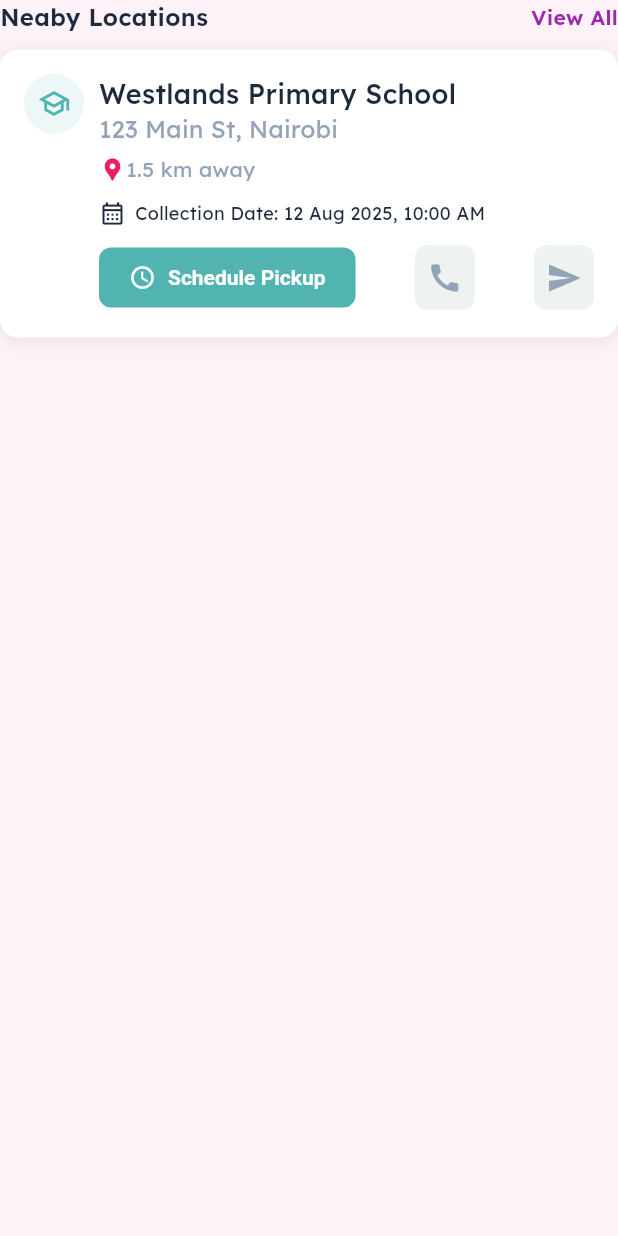
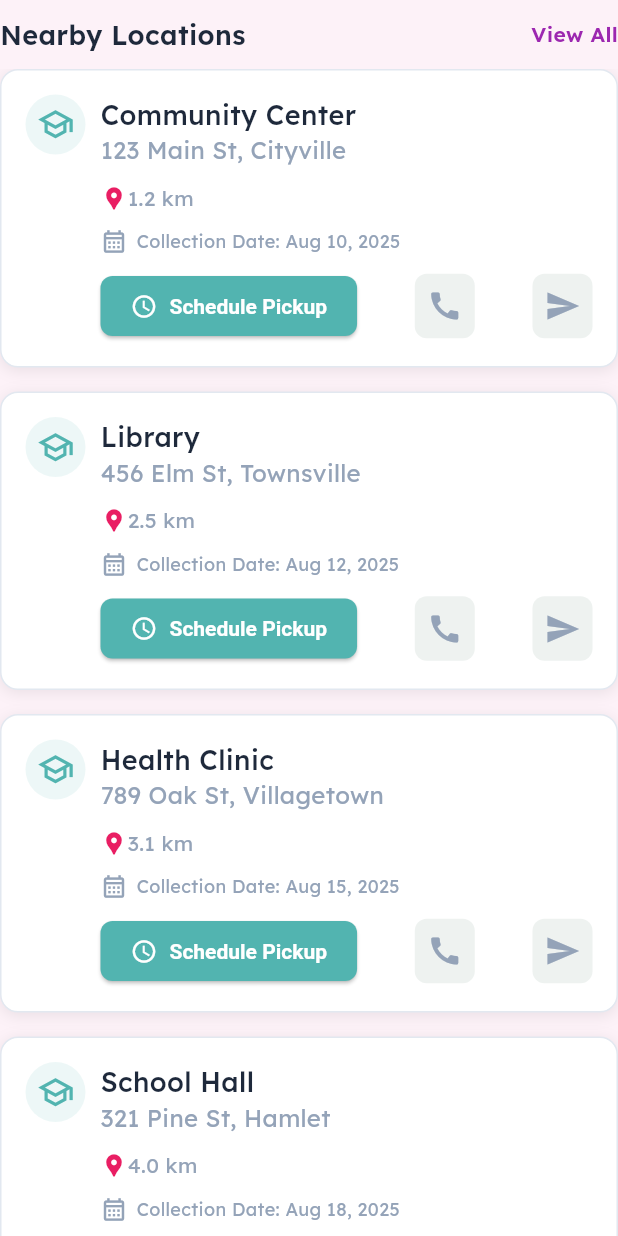
Before and after one commit to juliamwangi123/flo_rewite, a Flutter app: the NerbyDropOffPoints widget shown alone on an empty page, opened directly, on a phone screen of 412 x 824 dp. Run offline on Flutter 3.47's test engine with Material 3 defaults, Android fonts, the phone set to English and light mode, and no system bars; our stand-ins replace bloc, dartz, equatable, firebase_auth, firebase_core, flutter_bloc and 6 more; accounts and stored records are empty.

Commit message:
style: add nerby drop off with hardcoded data

```diff
--- a/lib/features/collection_points/presentation/pages/collection_points.dart
+++ b/lib/features/collection_points/presentation/pages/collection_points.dart
@@ -14,9 +14,9 @@ class CollectionPoints extends StatelessWidget {
         smallVerticalSizedBox,
         DropOffLocationSearchInputField(handlefilter: () {}),
         mediumVerticalSizedBox,
-       const  DropOffPointsMap(),
+        const  DropOffPointsMap(),
         mediumVerticalSizedBox,
-        const NerbyDropOffPoints(),
+        const Expanded(child: NerbyDropOffPoints()),
         smallVerticalSizedBox,
       ],
     );
--- a/lib/features/collection_points/presentation/widgets/drop_off_points_card.dart
+++ b/lib/features/collection_points/presentation/widgets/drop_off_points_card.dart
@@ -17,11 +17,11 @@ class DropOffPointsCard extends StatelessWidget {
 
   const DropOffPointsCard({
     super.key,
-    this.title = 'Westlands Primary School',
-    this.address = '123 Main St, Nairobi',
-    this.distance = '1.5 km away',
-    this.collectionDate = '12 Aug 2025, 10:00 AM',
-    this.pinLocation = 'User Pin Location',
+     required this.title,
+    required this.address,
+    required this.distance,
+    required this.collectionDate,
+    required this.pinLocation,
     this.onSchedulePickup,
     this.onCall,
     this.onDirections,
@@ -41,6 +41,7 @@ class DropOffPointsCard extends StatelessWidget {
             offset: const Offset(0, 2),
           ),
         ],
+        border: Border.all(color: AppColors.borderGray, width: 1),
       ),
       child: Row(
         crossAxisAlignment: CrossAxisAlignment.start,
@@ -50,7 +51,7 @@ class DropOffPointsCard extends StatelessWidget {
             child: const Icon(
               Icons.school_outlined,
               color: AppColors.aquaTeal,
-              size: 22,
+              size: 25,
             ),
           ),
           smallHorizontalSizedBox,
@@ -65,7 +66,7 @@ class DropOffPointsCard extends StatelessWidget {
                     Text(address, style: normalSize16Text(AppColors.lightGray)),
                   ],
                 ),
-                verySmallVerticalSizedBox,
+               smallVerticalSizedBox,
                 Row(
                   children: [
                     const Icon(
@@ -85,12 +86,12 @@ class DropOffPointsCard extends StatelessWidget {
                     const Icon(
                       Icons.calendar_month_outlined,
                       size: 18,
-                      color: AppColors.deepNavy,
+                      color: AppColors.lightGray,
                     ),
                     const SizedBox(width: 6),
                     Text(
                       'Collection Date: $collectionDate',
-                      style: normalSize12Text(AppColors.deepNavy),
+                      style: normalSize12Text(AppColors.lightGray),
                     ),
                   ],
                 ),
--- a/lib/features/collection_points/presentation/widgets/nerby_drop_off_points.dart
+++ b/lib/features/collection_points/presentation/widgets/nerby_drop_off_points.dart
@@ -9,24 +9,77 @@ class NerbyDropOffPoints extends StatelessWidget {
 
   @override
   Widget build(BuildContext context) {
+    final dropOffPoints = [
+      {
+        'title': 'Community Center',
+        'address': '123 Main St, Cityville',
+        'distance': '1.2 km',
+        'collectionDate': 'Aug 10, 2025',
+        'pinLocation': 'loc1',
+      },
+      {
+        'title': 'Library',
+        'address': '456 Elm St, Townsville',
+        'distance': '2.5 km',
+        'collectionDate': 'Aug 12, 2025',
+        'pinLocation': 'loc2',
+      },
+      {
+        'title': 'Health Clinic',
+        'address': '789 Oak St, Villagetown',
+        'distance': '3.1 km',
+        'collectionDate': 'Aug 15, 2025',
+        'pinLocation': 'loc3',
+      },
+      {
+        'title': 'School Hall',
+        'address': '321 Pine St, Hamlet',
+        'distance': '4.0 km',
+        'collectionDate': 'Aug 18, 2025',
+        'pinLocation': 'loc4',
+      },
+    ];
+
     return Column(
       children: [
+        smallVerticalSizedBox,
         Row(
           mainAxisAlignment: MainAxisAlignment.spaceBetween,
           children: [
             Text(
-          'Neaby Locations',
-          style: veryBoldSize16Text(AppColors.deepNavy),
+              'Nearby Locations',
+              style: veryBoldSize18Text(AppColors.deepNavy),
             ),
             Text(
               'View All',
-          style: veryBoldSize14Text(AppColors.floaidPurple,),
+              style: veryBoldSize14Text(AppColors.floaidPurple),
             ),
           ],
         ),
         smallVerticalSizedBox,
-    DropOffPointsCard()
-
+        Expanded(
+          child: ListView.builder(
+            shrinkWrap: true,
+            // physics: const NeverScrollableScrollPhysics(),
+            itemCount: dropOffPoints.length,
+            itemBuilder: (context, index) {
+              final point = dropOffPoints[index];
+              return Padding(
+                padding: const EdgeInsets.only(bottom: 16),
+                child: DropOffPointsCard(
+                  title: point['title']!,
+                  address: point['address']!,
+                  distance: point['distance']!,
+                  collectionDate: point['collectionDate']!,
+                  pinLocation: point['pinLocation']!,
+                  onSchedulePickup: () {},
+                  onCall: () {},
+                  onDirections: () {},
+                ),
+              );
+            },
+          ),
+        ),
       ],
     );
   }
```
Lines whose indentation alone changed are shown as unchanged.
